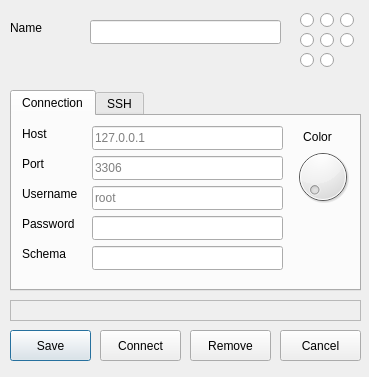
First picture: the form in connection.ui, repository GS-Giuliano/SequelFast, before the edit.
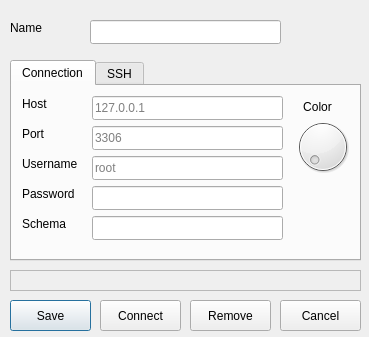
Second picture: the form after the edit. Icons and pictures are not drawn.

What changed in the file:
```diff
--- a/connection.ui
+++ b/connection.ui
@@ -7,7 +7,7 @@
     <x>0</x>
     <y>0</y>
     <width>369</width>
-    <height>377</height>
+    <height>337</height>
    </rect>
   </property>
   <property name="windowTitle">
@@ -46,7 +46,7 @@
    <property name="geometry">
     <rect>
      <x>100</x>
-     <y>330</y>
+     <y>300</y>
      <width>81</width>
      <height>31</height>
     </rect>
@@ -66,7 +66,7 @@
    <property name="geometry">
     <rect>
      <x>190</x>
-     <y>330</y>
+     <y>300</y>
      <width>81</width>
      <height>31</height>
     </rect>
@@ -83,7 +83,7 @@
    <property name="geometry">
     <rect>
      <x>280</x>
-     <y>330</y>
+     <y>300</y>
      <width>81</width>
      <height>31</height>
     </rect>
@@ -99,139 +99,11 @@
     <bool>false</bool>
    </property>
   </widget>
-  <widget class="QRadioButton" name="radioButtonBlack">
-   <property name="geometry">
-    <rect>
-     <x>300</x>
-     <y>10</y>
-     <width>16</width>
-     <height>21</height>
-    </rect>
-   </property>
-   <property name="styleSheet">
-    <string notr="true">QRadioButton { borcolor: black;}</string>
-   </property>
-   <property name="text">
-    <string/>
-   </property>
-  </widget>
-  <widget class="QRadioButton" name="radioButtonRed">
-   <property name="geometry">
-    <rect>
-     <x>320</x>
-     <y>10</y>
-     <width>16</width>
-     <height>21</height>
-    </rect>
-   </property>
-   <property name="styleSheet">
-    <string notr="true">QRadioButton { color: red;}</string>
-   </property>
-   <property name="text">
-    <string/>
-   </property>
-  </widget>
-  <widget class="QRadioButton" name="radioButtonGreen">
-   <property name="geometry">
-    <rect>
-     <x>340</x>
-     <y>10</y>
-     <width>16</width>
-     <height>21</height>
-    </rect>
-   </property>
-   <property name="styleSheet">
-    <string notr="true">QRadioButton { color: green;}</string>
-   </property>
-   <property name="text">
-    <string/>
-   </property>
-  </widget>
-  <widget class="QRadioButton" name="radioButtonBlue">
-   <property name="geometry">
-    <rect>
-     <x>300</x>
-     <y>30</y>
-     <width>16</width>
-     <height>21</height>
-    </rect>
-   </property>
-   <property name="styleSheet">
-    <string notr="true">QRadioButton { color: blue;}</string>
-   </property>
-   <property name="text">
-    <string/>
-   </property>
-  </widget>
-  <widget class="QRadioButton" name="radioButtonPurple">
-   <property name="geometry">
-    <rect>
-     <x>320</x>
-     <y>30</y>
-     <width>16</width>
-     <height>21</height>
-    </rect>
-   </property>
-   <property name="styleSheet">
-    <string notr="true">QRadioButton { color: purple;}</string>
-   </property>
-   <property name="text">
-    <string/>
-   </property>
-  </widget>
-  <widget class="QRadioButton" name="radioButtonBrown">
-   <property name="geometry">
-    <rect>
-     <x>340</x>
-     <y>30</y>
-     <width>16</width>
-     <height>21</height>
-    </rect>
-   </property>
-   <property name="styleSheet">
-    <string notr="true">QRadioButton { color: brown;}</string>
-   </property>
-   <property name="text">
-    <string/>
-   </property>
-  </widget>
-  <widget class="QRadioButton" name="radioButtonOrange">
-   <property name="geometry">
-    <rect>
-     <x>300</x>
-     <y>50</y>
-     <width>16</width>
-     <height>21</height>
-    </rect>
-   </property>
-   <property name="styleSheet">
-    <string notr="true">QRadioButton { color: orange;}</string>
-   </property>
-   <property name="text">
-    <string/>
-   </property>
-  </widget>
-  <widget class="QRadioButton" name="radioButtonGrey">
-   <property name="geometry">
-    <rect>
-     <x>320</x>
-     <y>50</y>
-     <width>16</width>
-     <height>21</height>
-    </rect>
-   </property>
-   <property name="styleSheet">
-    <string notr="true">QRadioButton { color: grey;}</string>
-   </property>
-   <property name="text">
-    <string/>
-   </property>
-  </widget>
   <widget class="QTabWidget" name="tabWidget">
    <property name="geometry">
     <rect>
      <x>10</x>
-     <y>90</y>
+     <y>60</y>
      <width>351</width>
      <height>201</height>
     </rect>
@@ -591,7 +463,7 @@
    <property name="geometry">
     <rect>
      <x>10</x>
-     <y>330</y>
+     <y>300</y>
      <width>81</width>
      <height>31</height>
     </rect>
@@ -611,7 +483,7 @@
    <property name="geometry">
     <rect>
      <x>10</x>
-     <y>300</y>
+     <y>270</y>
      <width>351</width>
      <height>21</height>
     </rect>
```
Left out of the diff: 8 changed lines with no effect on the pictures.
